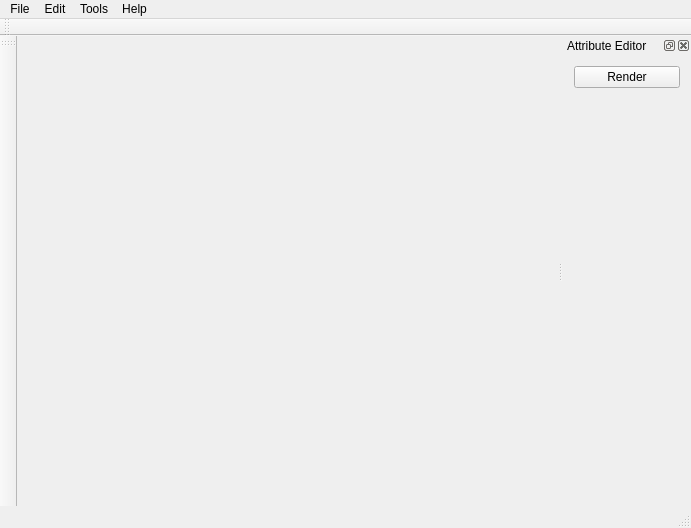
Old version of the form resources/forms/MainWindow.ui in the repository ShenyaoKe/Kaguya.
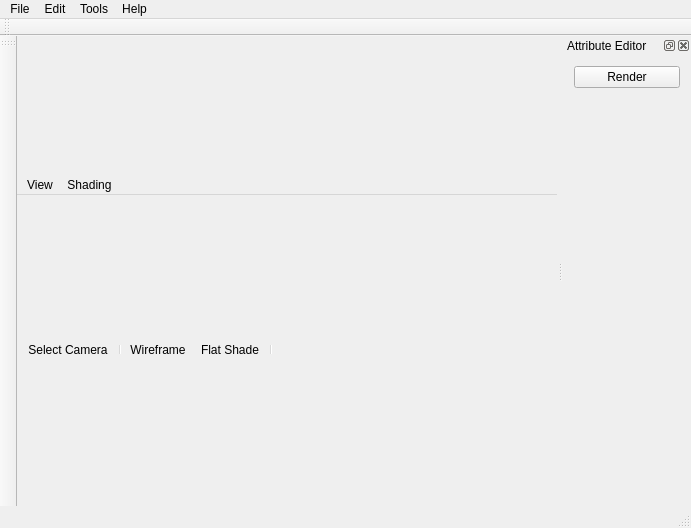
New version of the form.

Diff of the .ui file:
```diff
--- a/resources/forms/MainWindow.ui
+++ b/resources/forms/MainWindow.ui
@@ -14,9 +14,71 @@
    <string>Kaguya</string>
   </property>
   <widget class="QWidget" name="centralWidget">
-   <layout class="QHBoxLayout" name="horizontalLayout">
+   <layout class="QVBoxLayout" name="verticalLayout_2">
+    <property name="spacing">
+     <number>0</number>
+    </property>
+    <property name="leftMargin">
+     <number>0</number>
+    </property>
+    <property name="topMargin">
+     <number>0</number>
+    </property>
+    <property name="rightMargin">
+     <number>0</number>
+    </property>
+    <property name="bottomMargin">
+     <number>0</number>
+    </property>
     <item>
-     <layout class="QVBoxLayout" name="ogl_layout"/>
+     <widget class="QMenuBar" name="viewerMenu">
+      <property name="sizePolicy">
+       <sizepolicy hsizetype="Minimum" vsizetype="Fixed">
+        <horstretch>0</horstretch>
+        <verstretch>0</verstretch>
+       </sizepolicy>
+      </property>
+      <property name="autoFillBackground">
+       <bool>false</bool>
+      </property>
+      <property name="defaultUp">
+       <bool>false</bool>
+      </property>
+      <property name="nativeMenuBar">
+       <bool>true</bool>
+      </property>
+      <widget class="QMenu" name="menuView">
+       <property name="title">
+        <string>View</string>
+       </property>
+       <addaction name="actionSelCam"/>
+      </widget>
+      <widget class="QMenu" name="menuShading">
+       <property name="title">
+        <string>Shading</string>
+       </property>
+       <addaction name="actWireframeShade"/>
+       <addaction name="actFlatShade"/>
+      </widget>
+      <addaction name="menuView"/>
+      <addaction name="menuShading"/>
+     </widget>
+    </item>
+    <item>
+     <widget class="QToolBar" name="viewerToolBar">
+      <addaction name="actionSelCam"/>
+      <addaction name="separator"/>
+      <addaction name="actWireframeShade"/>
+      <addaction name="actFlatShade"/>
+      <addaction name="separator"/>
+     </widget>
+    </item>
+    <item>
+     <layout class="QVBoxLayout" name="ogl_layout">
+      <property name="spacing">
+       <number>0</number>
+      </property>
+     </layout>
     </item>
    </layout>
   </widget>
@@ -156,6 +218,21 @@
     <string>About</string>
    </property>
   </action>
+  <action name="actionSelCam">
+   <property name="text">
+    <string>Select Camera</string>
+   </property>
+  </action>
+  <action name="actWireframeShade">
+   <property name="text">
+    <string>Wireframe</string>
+   </property>
+  </action>
+  <action name="actFlatShade">
+   <property name="text">
+    <string>Flat Shade</string>
+   </property>
+  </action>
  </widget>
  <layoutdefault spacing="6" margin="11"/>
  <resources>
```
Left out of the diff: 4 changed lines with no effect on the pictures.
